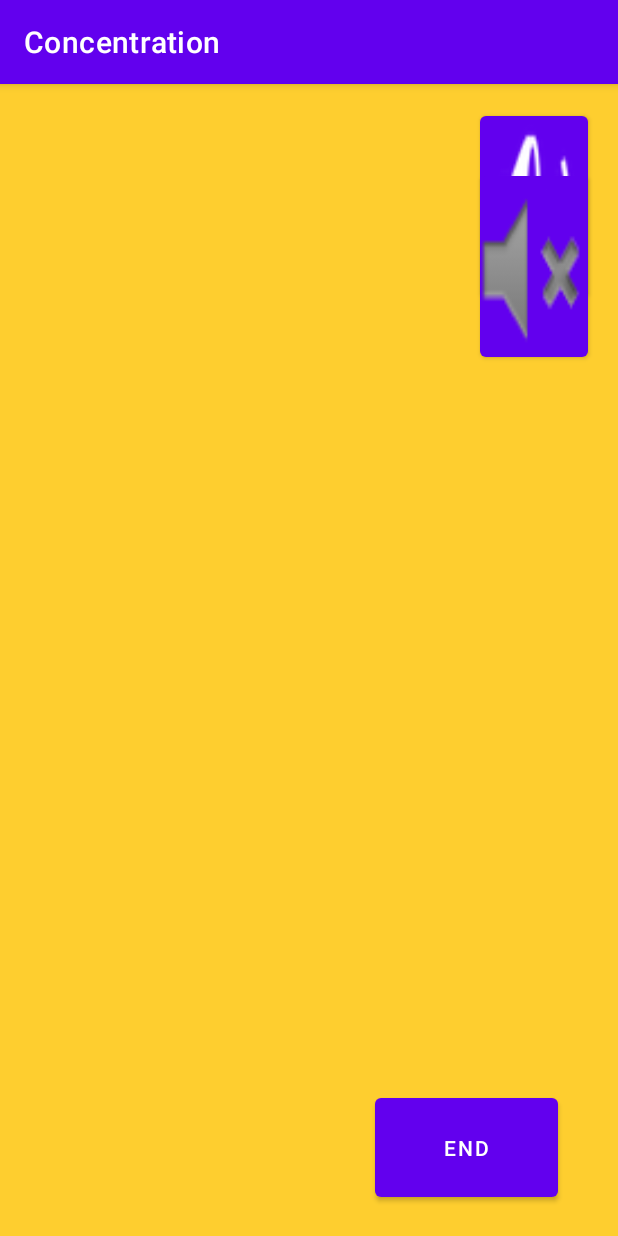
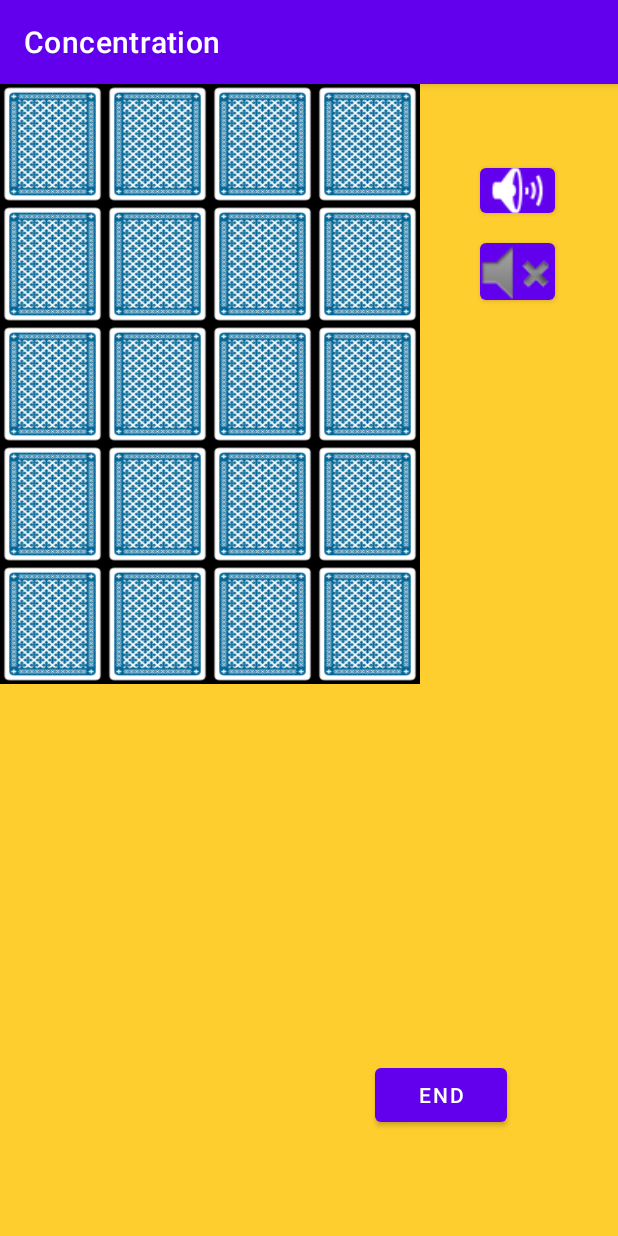
Before and after one commit to Auraiporn/AndroidApp-Concentration, an Android app: the GameScreenActivity screen opened directly, with no data from a screen before it, on a phone screen of 412 x 824 dp. Run offline under Robolectric (Android 15) with nearby library versions, the phone set to English and light mode, and no system bars; Roboto replaces fonts that are not available here.

Commit message:
Layout button
Basic implementation of onClick.

```diff
--- a/Concentration/app/src/main/java/com/example/concentration/Card.java
+++ b/Concentration/app/src/main/java/com/example/concentration/Card.java
@@ -2,14 +2,31 @@ package com.example.concentration;
 
 import android.content.Context;
 import android.view.Gravity;
+import android.widget.GridLayout;
+import android.widget.RelativeLayout;
+import android.widget.TableLayout;
 
 public class Card extends androidx.appcompat.widget.AppCompatButton {
+
+    public static int dpToPx(int dp, Context context) {
+        float density = context.getResources().getDisplayMetrics().density;
+        return Math.round((float) dp * density);
+    }
+    public String test(){
+        return "hello";
+    }
 
     public Card(Context context) {
         super(context);
         this.setText("");
         this.setBackgroundResource(R.drawable.blue);
         this.setTextColor(getResources().getColor(R.color.black));
+
+        GridLayout.LayoutParams params = new GridLayout.LayoutParams();
+        params.setMargins(0,0,0,0);
+        params.height = dpToPx(80,context);
+        params.width = dpToPx(70,context);
+        this.setLayoutParams(params);
     }
 
 }
--- a/Concentration/app/src/main/java/com/example/concentration/GameScreenActivity.java
+++ b/Concentration/app/src/main/java/com/example/concentration/GameScreenActivity.java
@@ -2,6 +2,7 @@ package com.example.concentration;
 
 import androidx.appcompat.app.AppCompatActivity;
 
+import android.content.Context;
 import android.media.MediaPlayer;
 import android.os.Bundle;
 import android.view.View;
@@ -15,16 +16,24 @@ import android.widget.RelativeLayout;
 import android.widget.TableLayout;
 import android.widget.Toast;
 
-public class GameScreenActivity extends AppCompatActivity {
+import java.util.ArrayList;
+
+public class GameScreenActivity extends AppCompatActivity implements View.OnClickListener {
 
     //Variables
     String[] words = {"PANDA", "TIGER","FISH", "BIRD", "BUTTERFLY", "DOG", "CAT", "COW", "HORSE", "MONKEY"};
+    private ArrayList<Card> card_list;
 
     private Button btnEnd, btnSoundOn, btnSoundOff;
     private MediaPlayer player;
+    private GridLayout field;
 
     private void showToast(String msg){
         Toast.makeText(this,msg,Toast.LENGTH_LONG).show();
+    }
+    public static int dpToPx(int dp, Context context) {
+        float density = context.getResources().getDisplayMetrics().density;
+        return Math.round((float) dp * density);
     }
 
     @Override
@@ -36,9 +45,18 @@ public class GameScreenActivity extends AppCompatActivity {
         btnEnd = (Button) findViewById(R.id.btnEnd);
         btnSoundOn = (Button) findViewById(R.id.btnSoundOn);
         btnSoundOff = (Button)findViewById(R.id.btnSoundOff);
+        card_list = new ArrayList<Card>();
 
         //Test Ground for card field
-
+        field = findViewById(R.id.cardField);
+        field.setColumnCount(4);
+        field.setRowCount(5);
+        for(int i = 0; i < 20; i++){
+            Card temp  = new Card(this);
+            temp.setOnClickListener(this);
+            card_list.add(temp);
+            field.addView(temp);
+        }
 
         // Action listener to start music
         player = MediaPlayer.create(this,R.raw.sb_indreams);
@@ -90,15 +108,9 @@ public class GameScreenActivity extends AppCompatActivity {
         releaseMediaPlayer();
     }
 
-//    @Override
-//    public void onClick(View v) {
-//        if(btnTestCard.getText().toString().equals("")){
-//            btnTestCard.setBackgroundResource(R.drawable.white);
-//            btnTestCard.setText("Hello");
-//        }
-//        else{
-//            btnTestCard.setBackgroundResource(R.drawable.blue);
-//            btnTestCard.setText("");
-//        }
-//    }
+    @Override
+    public void onClick(View v) {
+        Card c = (Card) v;
+        showToast(c.test());
+    }
 }
--- a/Concentration/app/src/main/res/layout/activity_game_screen.xml
+++ b/Concentration/app/src/main/res/layout/activity_game_screen.xml
@@ -1,6 +1,5 @@
 <?xml version="1.0" encoding="utf-8"?>
-<RelativeLayout
-    xmlns:android="http://schemas.android.com/apk/res/android"
+<RelativeLayout xmlns:android="http://schemas.android.com/apk/res/android"
     xmlns:app="http://schemas.android.com/apk/res-auto"
     xmlns:tools="http://schemas.android.com/tools"
     android:layout_width="match_parent"
@@ -8,62 +7,44 @@
     android:background="#fece2f"
     tools:context=".GameScreenActivity">
 
-    <GridView
+    <GridLayout
+        android:id="@+id/cardField"
         android:layout_width="wrap_content"
         android:layout_height="wrap_content"
-        android:numColumns="auto_fit"
-        android:gravity="center"
-        android:id="@+id/grid_field">
+        android:useDefaultMargins="true"
+        android:alignmentMode="alignBounds"
+        android:background="@color/black">
 
-
-    </GridView>
+    </GridLayout>
 
     <Button
         android:id="@+id/btnEnd"
-        android:layout_width="150dp"
-        android:layout_height="78dp"
-        android:layout_alignParentStart="true"
-        android:layout_alignParentEnd="true"
-        android:layout_alignParentBottom="true"
-        android:layout_marginStart="250dp"
-        android:layout_marginEnd="40dp"
-        android:layout_marginBottom="20dp"
-        android:text="End"
-        tools:layout_editor_absoluteX="271dp"
-        tools:layout_editor_absoluteY="582dp" />
+        android:layout_width="wrap_content"
+        android:layout_height="wrap_content"
+        android:layout_marginTop="650dp"
+        android:layout_marginLeft="250dp"
+        android:text="End" />
 
     <Button
         android:id="@+id/btnSoundOn"
-        android:layout_width="70dp"
-        android:layout_height="70dp"
-        android:layout_alignParentStart="true"
-        android:layout_alignParentTop="true"
-        android:layout_alignParentEnd="true"
-        android:layout_alignParentBottom="true"
+        android:layout_width="50dp"
+        android:layout_height="50dp"
         android:layout_marginStart="320dp"
-        android:layout_marginTop="15dp"
+        android:layout_marginTop="50dp"
         android:layout_marginEnd="20dp"
-        android:layout_marginBottom="620dp"
+        android:layout_marginBottom="676dp"
         android:foreground="@android:drawable/ic_lock_silent_mode_off"
-        android:text=""
-        tools:layout_editor_absoluteX="275dp"
-        tools:layout_editor_absoluteY="582dp" />
+        android:text="" />
 
     <Button
         android:id="@+id/btnSoundOff"
-        android:layout_width="70dp"
-        android:layout_height="70dp"
-        android:layout_alignParentStart="true"
-        android:layout_alignParentTop="true"
-        android:layout_alignParentEnd="true"
-        android:layout_alignParentBottom="true"
+        android:layout_width="50dp"
+        android:layout_height="50dp"
         android:layout_marginStart="320dp"
-        android:layout_marginTop="55dp"
+        android:layout_marginTop="100dp"
         android:layout_marginEnd="20dp"
         android:layout_marginBottom="580dp"
         android:foreground="@android:drawable/ic_lock_silent_mode"
-        android:text=""
-        tools:layout_editor_absoluteX="275dp"
-        tools:layout_editor_absoluteY="582dp" />
+        android:text="" />
 
 </RelativeLayout>
```
